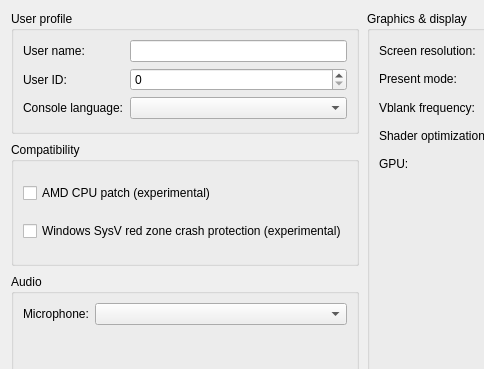
First picture: the form in src/launcher/forms/configuration_edit_dialog.ui, repository KytyPS5/KytyPS5, before the edit; both pictures show x 0 to 484 and y 0 to 369 of the 767 by 620 pixel window.
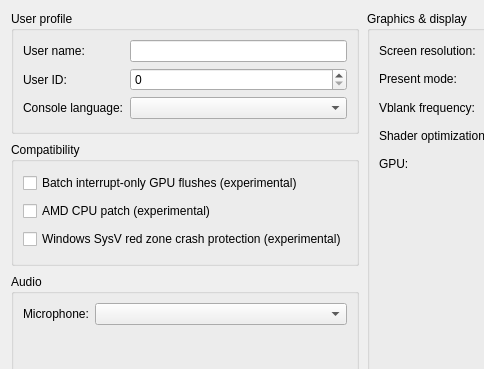
Second picture: the form after the edit. Custom widgets are drawn as their Qt base class.

Commit message: graphics: add experimental interrupt-only RELEASE_MEM batching

Patch:
```diff
--- a/src/launcher/forms/configuration_edit_dialog.ui
+++ b/src/launcher/forms/configuration_edit_dialog.ui
@@ -278,6 +278,12 @@
         <string>Compatibility</string>
        </property>
        <layout class="QVBoxLayout" name="compatibilityLayout">
+        <item>
+         <widget class="QCheckBox" name="checkBox_defer_release_mem_interrupts">
+          <property name="toolTip"><string>Experimentally defer interrupt-only RELEASE_MEM flushes to existing submission boundaries. May improve performance or cause synchronization problems. Restart the game after changing this setting.</string></property>
+          <property name="text"><string>Batch interrupt-only GPU flushes (experimental)</string></property>
+         </widget>
+        </item>
         <item>
          <widget class="QCheckBox" name="checkBox_amd_cpu">
           <property name="toolTip"><string>Patch CPU instructions that differ between AMD and the host CPU.</string></property>
```
The commit also changes 4 other files.
